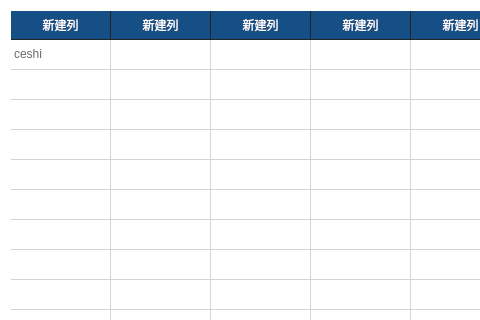
Above: res/UI/tasks.ui from DizzyTom/EvaluationQtPython before the change; both pictures show x 0 to 480 and y 0 to 320 of the 591 by 549 pixel window. Below: the same form after it.
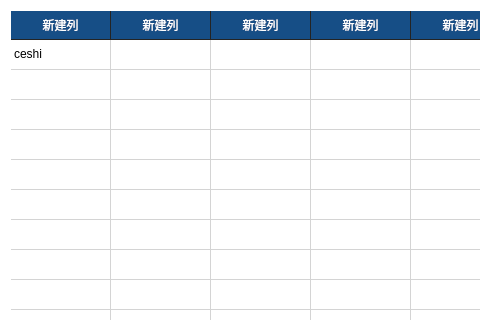
That is the form after the change. Icons and pictures are not drawn.

What changed in the file:
```diff
--- a/res/UI/tasks.ui
+++ b/res/UI/tasks.ui
@@ -233,7 +233,7 @@
 }
 QTableWidget::item
 {
-    color:rgba(0,0,0,150);
+    color:rgb(0,0,0);
     background: #FFFFFF;
     text-align:center;
 }
```
